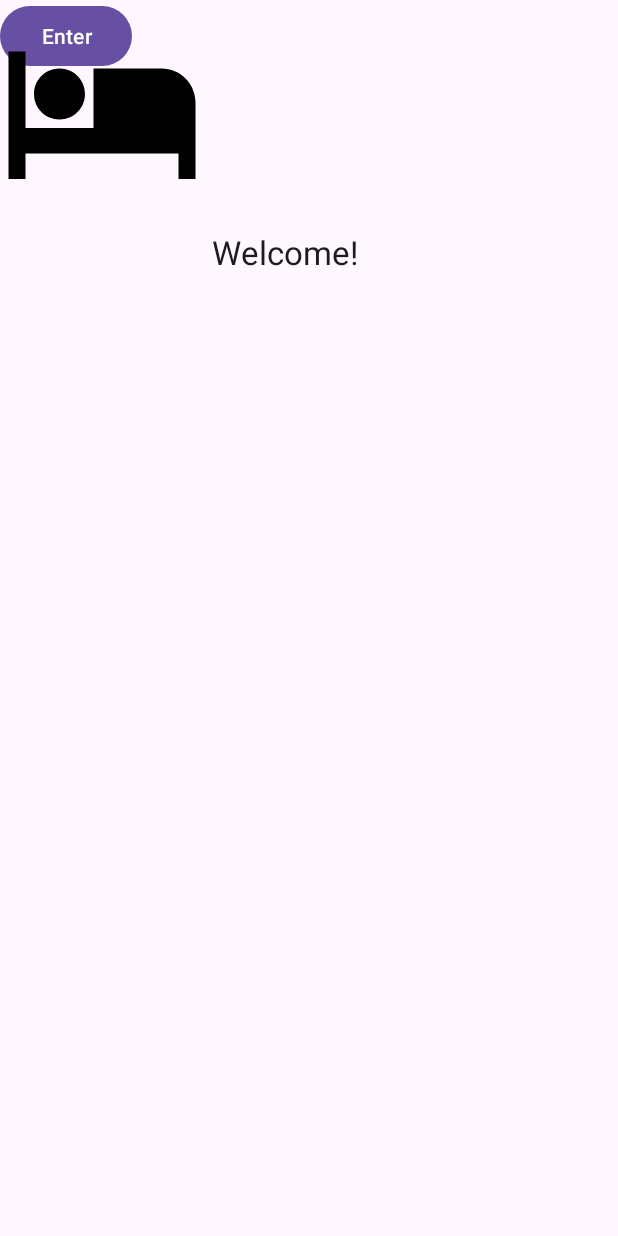
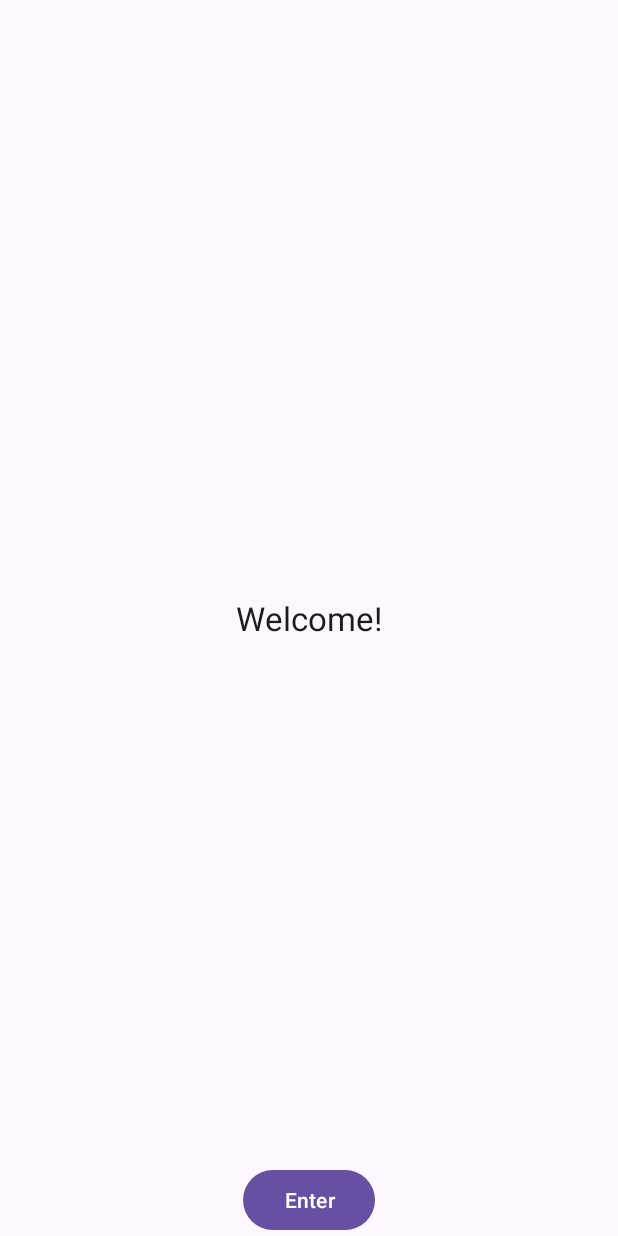
Before and after one commit to udashsanam/vacationapp, an Android app: the screen it shows after launch (MainActivity), on a phone screen of 412 x 824 dp. Run offline under Robolectric (Android 15) with nearby library versions, the phone set to English and light mode, and no system bars.

Commit message:
add: fix luncher layout

```diff
--- a/app/src/main/res/layout/activity_main.xml
+++ b/app/src/main/res/layout/activity_main.xml
@@ -8,31 +8,29 @@
     tools:context=".UI.MainActivity">
 
     <TextView
-        android:layout_width="128dp"
-        android:layout_height="61dp"
+        android:id="@+id/welcome"
+        android:layout_width="wrap_content"
+        android:layout_height="wrap_content"
         android:text="Welcome!"
         android:textAppearance="@style/TextAppearance.AppCompat.Large"
-        app:layout_constraintBottom_toBottomOf="parent"
+        app:layout_constraintStart_toStartOf="parent"
         app:layout_constraintEnd_toEndOf="parent"
-        app:layout_constraintHorizontal_bias="0.498"
-        app:layout_constraintStart_toStartOf="parent"
         app:layout_constraintTop_toTopOf="parent"
-        app:layout_constraintVertical_bias="0.201" />
+        app:layout_constraintBottom_toBottomOf="parent" />
+
+
 
     <Button
         android:id="@+id/button"
         android:layout_width="wrap_content"
         android:layout_height="wrap_content"
         android:text="Enter"
-        tools:layout_editor_absoluteX="113dp"
-        tools:layout_editor_absoluteY="418dp" />
+        app:layout_constraintBottom_toBottomOf="parent"
+        app:layout_constraintStart_toStartOf="parent"
+        app:layout_constraintEnd_toEndOf="parent" />
 
-    <ImageView
-        android:id="@+id/imageView2"
-        android:layout_width="136dp"
-        android:layout_height="148dp"
-        android:src="@drawable/baseline_hotel_24"
-        tools:layout_editor_absoluteX="249dp"
-        tools:layout_editor_absoluteY="354dp" />
+
+
+
 
 </androidx.constraintlayout.widget.ConstraintLayout>
```
